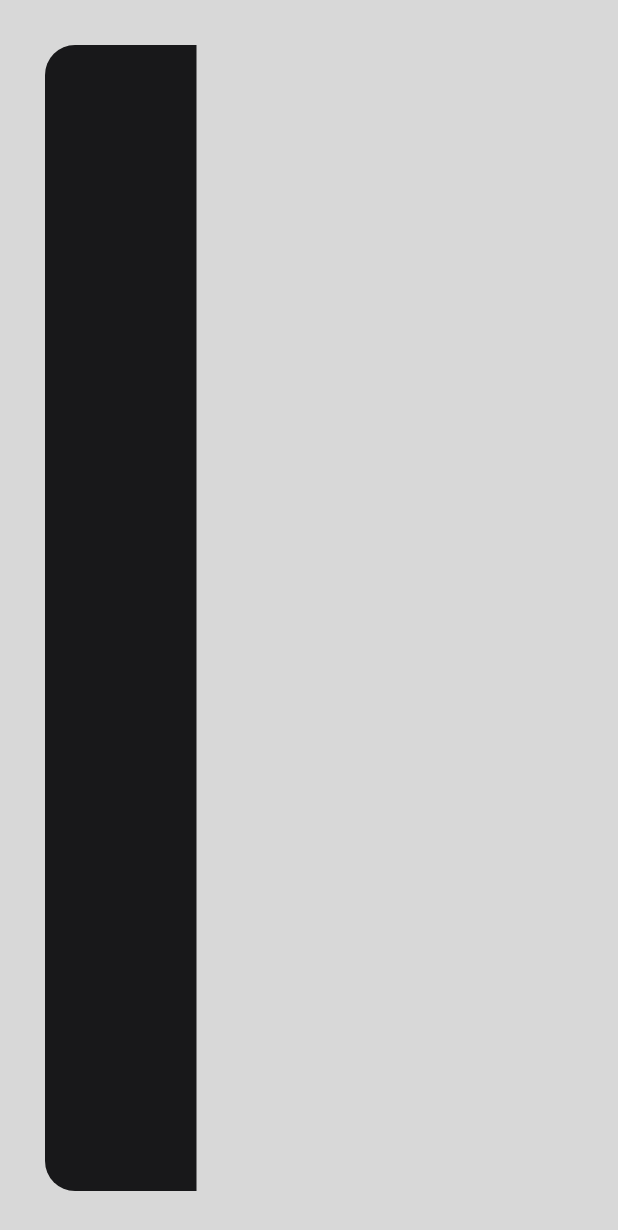
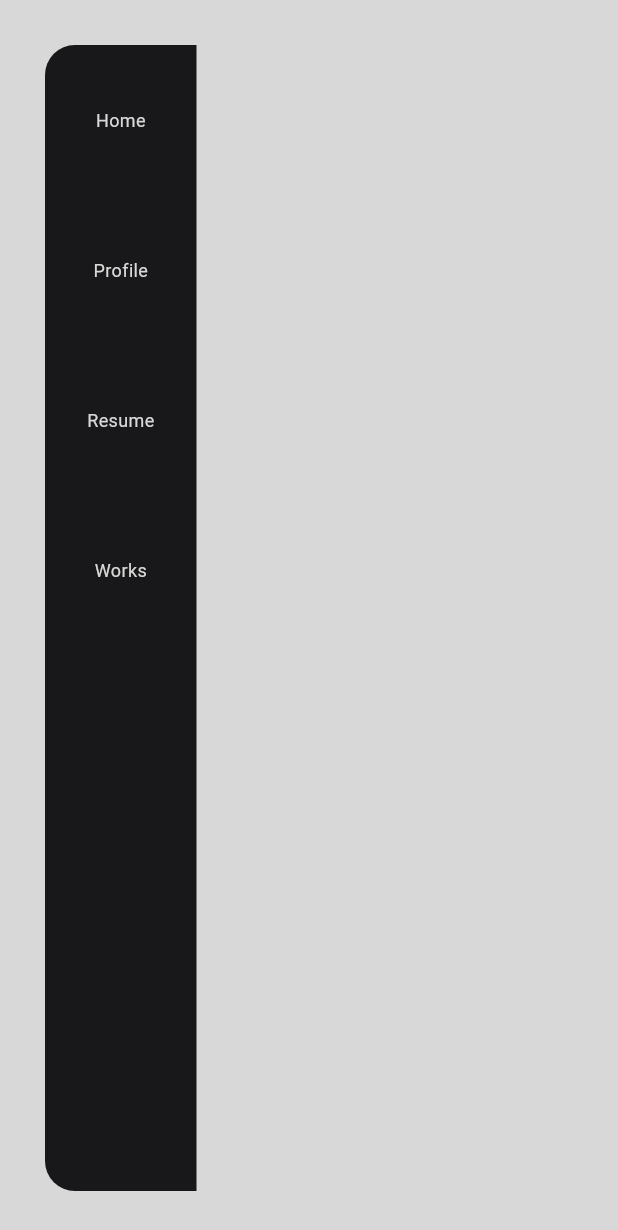
Before and after one commit to bitshets/resume, a Flutter app: the screen it shows after launch, on a phone screen of 412 x 824 dp. Shown: the top 1230 px of the screen. Run offline on Flutter 3.47's test engine with Material 3 defaults, Android fonts, the phone set to English and light mode, and no system bars; our stand-ins replace font_awesome_flutter.

Commit message:
Fix main.dart

```diff
--- a/lib/NavBar/nav_bar_item.dart
+++ b/lib/NavBar/nav_bar_item.dart
@@ -118,12 +118,13 @@ class _NavBarItemState extends State<NavBarItem> with TickerProviderStateMixin {
                   child: Column(
                     mainAxisAlignment: MainAxisAlignment.center,
                     children: [
+                      /*
                       Icon(
                         widget.icon,
                         color: _color.value ?? Colors.white,
                         size: 20.0,
                       ),
-                      const SizedBox(height: 5.0),
+                      const SizedBox(height: 5.0),*/
                       Text(
                         widget.title,
                         style: TextStyle(
--- a/lib/main.dart
+++ b/lib/main.dart
@@ -77,20 +77,19 @@ class _MyHomePageState extends State<MyHomePage> {
                     left: Radius.circular(20.0),
                   ),
                 ),
-                child:
-                    const SizedBox(), /*Positioned(
+                child: Positioned(
                   top: 10.0,
                   child: Column(
-                    children: icon
+                    children: title
                         .map(
                           (e) => NavBarItem(
-                            icon: e,
-                            title: title[icon.indexOf(e)],
-                            selected: selected[icon.indexOf(e)],
+                            icon: icon[title.indexOf(e)],
+                            title: e,
+                            selected: selected[title.indexOf(e)],
                             onTap: () {
                               setState(
                                 () {
-                                  select(icon.indexOf(e));
+                                  select(title.indexOf(e));
                                 },
                               );
                             },
@@ -98,7 +97,7 @@ class _MyHomePageState extends State<MyHomePage> {
                         )
                         .toList(),
                   ),
-                ),*/
+                ),
               ),
             ],
           ),
```
